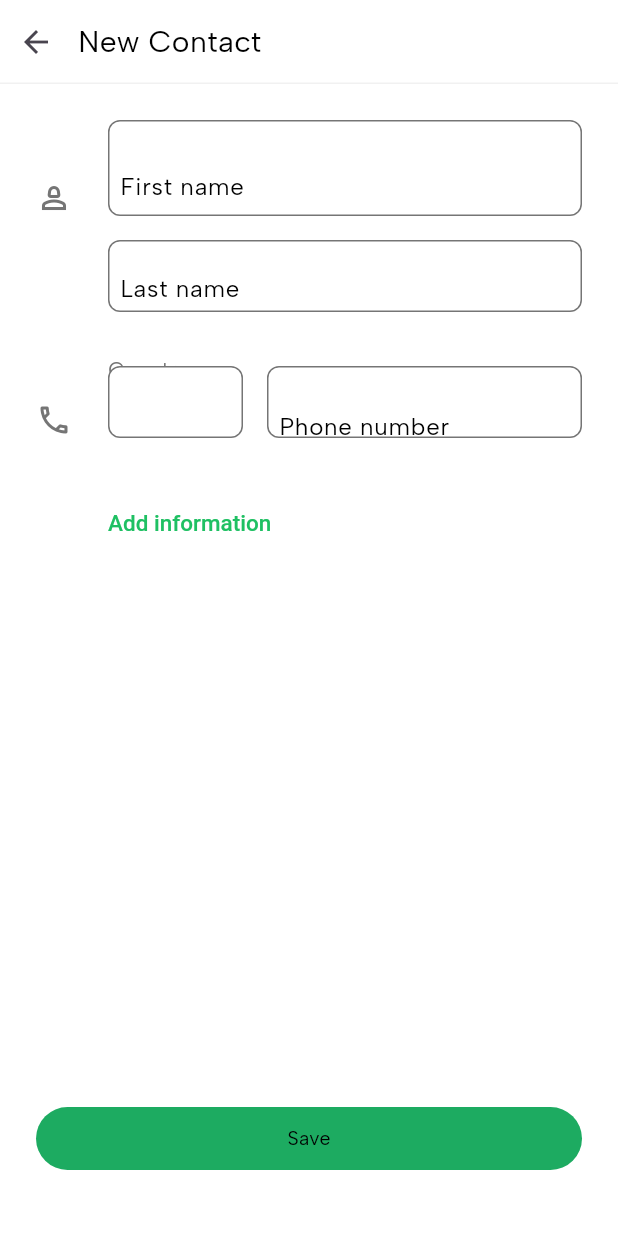
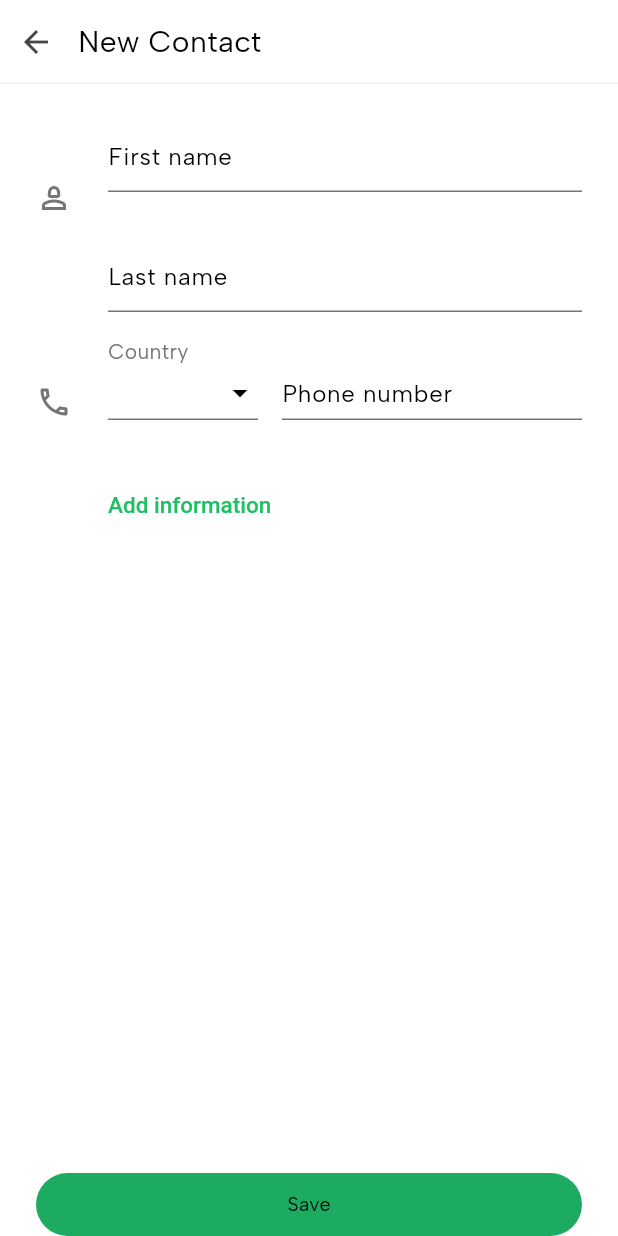
Before and after one commit to Okikday/whatsapp_clone, a Flutter app: the NewContactView screen opened directly, on a phone screen of 412 x 824 dp. Run offline on Flutter 3.47's test engine with Material 3 defaults, Android fonts, the phone set to English and light mode, and no system bars; our stand-ins replace bubble, cached_network_image, camera, cloud_firestore, connectivity_plus, device_info_plus and 13 more; missing offline and left inert: heroine, ntp, photo_manager; accounts and stored records are empty; network calls fail.

Commit message:
Added formatter for chatDate Improved CustomTextField Removed some redundant widget, changed some helper widget methods to normal widget removed redundant functions from chat_view_controller Improved widgets performance

```diff
--- a/lib/common/widgets/custom_textfield.dart
+++ b/lib/common/widgets/custom_textfield.dart
@@ -2,11 +2,11 @@ import 'package:flutter/material.dart';
 import 'package:flutter/services.dart';
 
 // Automatically disposes focusNode and Controller
-class CustomTextfield extends StatefulWidget{
+class CustomTextfield extends StatefulWidget {
   final String? hint; // Shows hint
   final String? label; // Shows Label
-  final double pixelHeight; // Use pixel height for the normal height
-  final double pixelWidth; // Use pixel width for the normal width
+  final double? pixelHeight; // Use pixel height for the normal height
+  final double? pixelWidth; // Use pixel width for the normal width
   final bool alwaysShowSuffixIcon; // Always show suffix icon if true
   final String defaultText; // Default text for the TextField
   final void Function()? ontap; // Tap action
@@ -17,6 +17,7 @@ class CustomTextfield extends StatefulWidget{
   final TextInputType? keyboardType;
   final Widget? suffixIcon;
   final Widget? prefixIcon;
+  final bool? isDense;
   final bool obscureText; // Toggle for password field
   final TextStyle? labelStyle;
   final TextStyle? hintStyle;
@@ -30,18 +31,18 @@ class CustomTextfield extends StatefulWidget{
   final TextEditingController? controller;
   final TextAlign textAlign;
   final EdgeInsets inputContentPadding;
-  final EdgeInsets contentPadding;
   final FocusNode? focusNode;
   final int? maxLines;
   final bool? isEnabled;
   final Color cursorColor;
   final int? maxLength;
+  final BoxConstraints? constraints;
   final List<TextInputFormatter>? inputFormatters;
   final Function(TextEditingController controller, FocusNode focusNode)? internalArgs;
   final Function(TextEditingController controller, FocusNode focusNode)? dispose2;
 
-  const CustomTextfield(
-      {super.key,
+  const CustomTextfield({
+    super.key,
     this.hint,
     this.label,
     this.alwaysShowSuffixIcon = false,
@@ -54,8 +55,8 @@ class CustomTextfield extends StatefulWidget{
     this.keyboardType,
     this.suffixIcon,
     this.prefixIcon,
-      this.pixelHeight = 48,
-      this.pixelWidth = 120,
+    this.pixelHeight,
+    this.pixelWidth,
     this.obscureText = false,
     this.hintStyle,
     this.labelStyle,
@@ -77,14 +78,15 @@ class CustomTextfield extends StatefulWidget{
     this.inputFormatters,
     this.internalArgs,
     this.dispose2,
-      this.contentPadding = EdgeInsets.zero,
+    this.isDense,
+    this.constraints,
   });
 
   @override
   State<CustomTextfield> createState() => _CustomTextfieldState();
 }
 
-class _CustomTextfieldState extends State<CustomTextfield>{
+class _CustomTextfieldState extends State<CustomTextfield> {
   late TextEditingController controller;
   late FocusNode focusNode;
   bool showSuffixIcon = false;
@@ -119,7 +121,6 @@ class _CustomTextfieldState extends State<CustomTextfield>{
     super.dispose();
   }
 
-
   void refreshSuffixIconState() {
     if (widget.alwaysShowSuffixIcon) {
       showSuffixIcon = true;
@@ -133,49 +134,14 @@ class _CustomTextfieldState extends State<CustomTextfield>{
     setState(() {});
   }
 
-  BorderSide resolveTextFieldBorder(){
-    final bool hasFocus = focusNode.hasFocus;
-    final bool? isEnabled = widget.isEnabled;
-    if(!hasFocus){ // Doesn't have focus?
-      if(isEnabled == null || isEnabled){
-        return widget.enabledBorder?.borderSide ?? BorderSide.none;
-      }else{
-        return widget.disabledBorder?.borderSide ?? BorderSide.none;
-      }
-    }
-    if(hasFocus){
-      if(isEnabled == null || isEnabled){
-        widget.focusedBorder?.borderSide ?? BorderSide.none;
-      }
-    }
-    return widget.border?.borderSide ?? BorderSide.none;
-  }
-
-
   @override
   Widget build(BuildContext context) {
     final MediaQueryData mediaQueryData = MediaQuery.of(context);
     final bool isDarkMode = mediaQueryData.platformBrightness == Brightness.dark;
 
-    return SizedBox(
-      width: widget.pixelWidth,
-      height: widget.pixelHeight,
-      child: DecoratedBox(
-        decoration: BoxDecoration(
-          border: Border.fromBorderSide(resolveTextFieldBorder()),
-          color: widget.backgroundColor ?? (isDarkMode ? Colors.black : Colors.white),
-          borderRadius: BorderRadius.circular(widget.borderRadius)
-        ),
-        child: Padding(
-          padding: widget.contentPadding,
-          child: Row(
-            mainAxisSize: MainAxisSize.min,
-            children: [
-             if(widget.prefixIcon != null) widget.prefixIcon!,
-
-              Expanded(
-                child: TextField(
+    return TextField(
       enabled: widget.isEnabled,
+      minLines: 1,
       maxLines: widget.maxLines,
       textAlign: widget.textAlign,
       obscureText: widget.obscureText,
@@ -183,25 +149,28 @@ class _CustomTextfieldState extends State<CustomTextfield>{
       controller: controller,
       maxLength: widget.maxLength,
       focusNode: focusNode,
-                  onEditingComplete: widget.onEditingComplete,
-                  onSubmitted: (value) => widget.onSubmitted == null ? () {} : widget.onSubmitted!(value),
+      onEditingComplete: () {
+        if (widget.onEditingComplete != null) widget.onEditingComplete!();
+        if (widget.internalArgs != null) widget.internalArgs!(controller, focusNode);
+      },
+      onSubmitted: (value) {
+        if (widget.onSubmitted == null) widget.onSubmitted!(value);
+        if (widget.internalArgs != null) widget.internalArgs!(controller, focusNode);
+      },
       onChanged: (text) {
-                    setState(() {
-                      if (text.isNotEmpty) {
-                        refreshSuffixIconState();
-                      }
-                    });
-                    if (widget.onchanged != null) {
-                      widget.onchanged!(text);
-                    }
+        if (text.isNotEmpty) setState(() => refreshSuffixIconState());
+        if (widget.onchanged != null) widget.onchanged!(text);
+        if (widget.internalArgs != null) widget.internalArgs!(controller, focusNode);
       },
       onTap: () {
         refreshSuffixIconState();
         if (widget.ontap != null) widget.ontap!();
+        if (widget.internalArgs != null) widget.internalArgs!(controller, focusNode);
       },
       onTapOutside: (e) {
         if (widget.onTapOutside == null) focusNode.unfocus();
         if (widget.onTapOutside != null) widget.onTapOutside!();
+        if (widget.internalArgs != null && focusNode.hasFocus) widget.internalArgs!(controller, focusNode);
       },
       style: widget.inputTextStyle ?? const TextStyle(color: Colors.white),
       cursorColor: widget.cursorColor,
@@ -209,6 +178,7 @@ class _CustomTextfieldState extends State<CustomTextfield>{
       inputFormatters: widget.inputFormatters,
       decoration: InputDecoration(
         counterText: "",
+        isDense: widget.isDense,
         hintText: widget.hint,
         labelText: widget.label,
         labelStyle: widget.labelStyle ??
@@ -220,13 +190,22 @@ class _CustomTextfieldState extends State<CustomTextfield>{
               color: isDarkMode ? Colors.white : Colors.black,
             ),
         contentPadding: widget.inputContentPadding,
-                    border: UnderlineInputBorder(borderRadius: BorderRadius.circular(0), borderSide: BorderSide.none)
+        border: widget.border ?? const OutlineInputBorder(),
+        focusedBorder: widget.focusedBorder,
+        enabledBorder: widget.enabledBorder,
+        disabledBorder: widget.disabledBorder,
+        constraints: widget.constraints ?? BoxConstraints.tightForFinite(width: widget.pixelWidth ?? 100, height: widget.pixelHeight ?? 48),
+        filled: widget.backgroundColor == null ? false : true,
+        fillColor: widget.backgroundColor,
+        prefixIcon: widget.prefixIcon,
+        suffixIcon: showSuffixIcon ? widget.suffixIcon! : null,
+        prefixIconConstraints: const BoxConstraints(
+          minWidth: 4,
+          minHeight: 4,
         ),
-                ),
-              ),
-             if(widget.suffixIcon != null) showSuffixIcon ? widget.suffixIcon! : const SizedBox()
-            ],
-          ),
+        suffixIconConstraints: const BoxConstraints(
+          minWidth: 4,
+          minHeight: 4,
         ),
       ),
     );
--- a/lib/features/chats/views/chat_view.dart
+++ b/lib/features/chats/views/chat_view.dart
@@ -69,7 +69,7 @@ class ChatView extends StatelessWidget {
                       ))
                   : CustomAppBarContainer(scaffoldBgColor: scaffoldBgColor, child: const ChatBubbleSelectionAppBar()),
               body: SizedBox(
-                width: MediaQuery.sizeOf(context).width,
+                width: width,
                 child: DecoratedBox(
                   decoration: BoxDecoration(
                       color: isDarkMode ? Colors.black.withAlpha(242) : WhatsAppColors.seaShell,
@@ -82,7 +82,8 @@ class ChatView extends StatelessWidget {
                           scale: 1.3,
                           filterQuality: FilterQuality.high,
                           colorFilter: ColorFilter.mode(isDarkMode ? WhatsAppColors.darkGray : WhatsAppColors.linen, BlendMode.srcIn),
-                          fit: BoxFit.none)),
+                          fit: BoxFit.none
+                          )),
                   child: Column(
                     children: [
                       // Chat background
@@ -113,6 +114,7 @@ void onPopChatView() {
     chatViewController.clearSelectedChatBubble();
   } else {
     chatViewController.setMessageInput('');
+    chatViewController.resetMsgBarHeight();
   }
 }
 
--- a/lib/features/chats/views/sub_views/new_contact_view.dart
+++ b/lib/features/chats/views/sub_views/new_contact_view.dart
@@ -1,3 +1,5 @@
+import 'dart:developer';
+
 import 'package:flutter/material.dart';
 import 'package:flutter/services.dart';
 import 'package:whatsapp_clone/app/controllers/app_ui_state.dart';
@@ -41,14 +43,15 @@ class NewContactView extends StatelessWidget {
                 ],
               ),
             )),
-        body: SingleChildScrollView(
-          child: SizedBox(
+        body: SizedBox(
           height: appUiState.deviceHeight.value,
           width: appUiState.deviceWidth.value,
           child: Padding(
             padding: const EdgeInsets.symmetric(horizontal: 24),
             child: Column(
               crossAxisAlignment: CrossAxisAlignment.start,
+              children: [
+                Expanded(child: ListView(
                   children: [
                     const SizedBox(height: 24,),
                 // First name
@@ -66,8 +69,8 @@ class NewContactView extends StatelessWidget {
                               "",
                             ).effectiveStyle(context).color ??
                             Colors.green,
-                          inputTextStyle: CustomText("", fontSize: Constants.fontSizeMedium, align: TextAlign.center).style,
-                          contentPadding: const EdgeInsets.only(top: Constants.spaceExtraLarge, left: 8),
+                        inputTextStyle: const CustomText("", fontSize: Constants.fontSizeMedium, align: TextAlign.center).style,
+                        // contentPadding: const EdgeInsets.only(top: Constants.spaceExtraLarge, left: 8),
                         border: defaultInputBorder,
                         disabledBorder: defaultInputBorder,
                         enabledBorder: defaultInputBorder,
@@ -91,8 +94,8 @@ class NewContactView extends StatelessWidget {
                           "",
                         ).effectiveStyle(context).color ??
                         Colors.green,
-                      inputTextStyle: CustomText("", fontSize: Constants.fontSizeMedium, align: TextAlign.center).style,
-                      contentPadding: const EdgeInsets.only(top: Constants.spaceMedium, left: 8),
+                    inputTextStyle: const CustomText("", fontSize: Constants.fontSizeMedium, align: TextAlign.center).style,
+                    // contentPadding: const EdgeInsets.only(top: Constants.spaceMedium, left: 8),
                     border: defaultInputBorder,
                     disabledBorder: defaultInputBorder,
                     enabledBorder: defaultInputBorder,
@@ -119,38 +122,45 @@ class NewContactView extends StatelessWidget {
                             crossAxisAlignment: CrossAxisAlignment.start,
                             mainAxisAlignment: MainAxisAlignment.end,
                             children: [
-                                Transform.translate(
-                                    offset: Offset(0, 12),
-                                    child: CustomText("Country", color: isDarkMode ? WhatsAppColors.darkTextSecondary : WhatsAppColors.textSecondary)),
-                                CustomTextfield(
-                                  pixelHeight: 48,
-                                  pixelWidth: 90,
-                                  ontap: () {},
+                              CustomText("Country", color: isDarkMode ? WhatsAppColors.darkTextSecondary : WhatsAppColors.textSecondary),
+                              GestureDetector(
+                                onTap: () {
+                                  log("Tapped country");
+                                },
+                                child: CustomTextfield(
                                   isEnabled: false,
                                   defaultText: "NG +234",
-                                  inputTextStyle: CustomText("", fontSize: Constants.fontSizeMedium, align: TextAlign.center).style,
-                                  contentPadding: const EdgeInsets.only(
-                                    top: Constants.spaceMedium,
-                                  ),
+                                  suffixIcon: SizedBox(
+                                    width: 24,
+                                    child: Align(
+                                      child: Icon(Icons.arrow_drop_down, color: isDarkMode ? Colors.white : Colors.black,))),
+                                  alwaysShowSuffixIcon: true,
+                                  pixelHeight: 36,
+                                  inputTextStyle: const CustomText("", fontSize: Constants.fontSizeMedium, align: TextAlign.center).style,
+                                  maxLines: 1,
                                   textAlign: TextAlign.center,
                                   border: defaultInputBorder,
                                   disabledBorder: defaultInputBorder,
                                   enabledBorder: defaultInputBorder,
                                   focusedBorder: activeInputBorder,
                                 ),
+                              ),
                             ],
                           ),
                           Expanded(
                             child: CustomTextfield(
                               hint: "Phone number",
+                              internalArgs: (controller, focusNode) {
+                                final String replacement = controller.text.replaceAll(RegExp(r'\s+'), '').replaceFirst(RegExp(r'^0|^\+234'), '');
+                                if(controller.text != replacement) controller.text = replacement;
+                              },
                               maxLines: 1,
-                                pixelHeight: 48,
+                              pixelHeight: 42,
                               cursorColor: const CustomText(
                                     "",
                                   ).effectiveStyle(context).color ??
                                   Colors.green,
-                                inputTextStyle: CustomText("", fontSize: Constants.fontSizeMedium, align: TextAlign.center).style,
-                                contentPadding: const EdgeInsets.only(top: Constants.spaceMedium, left: 8),
+                              inputTextStyle: const CustomText("", fontSize: Constants.fontSizeMedium, align: TextAlign.center).style,
                               border: defaultInputBorder,
                               disabledBorder: defaultInputBorder,
                               enabledBorder: defaultInputBorder,
@@ -169,9 +179,10 @@ class NewContactView extends StatelessWidget {
                   padding: const EdgeInsets.only(left: 48),
                   child: CustomWidgets.richText(context, textSpans: [CustomWidgets.textSpan(context, "Add information", fontWeight: FontWeight.w500, fontSize: 15, color: WhatsAppColors.emerald)]),
                 ),
+                  ],
+                )),
 
-                  Expanded(
-                    child: Align(
+                Align(
                   alignment: Alignment.bottomCenter,
                   child: CustomElevatedButton(
                           pixelHeight: 42,
@@ -185,11 +196,8 @@ class NewContactView extends StatelessWidget {
                           },
                         ),
                 ),
-                  ),
 
-                  const SizedBox(height: 100,),
               ],
-              ),
             ),
           ),
         ),
--- a/lib/features/chats/views/widgets/profile_list_tile.dart
+++ b/lib/features/chats/views/widgets/profile_list_tile.dart
@@ -6,10 +6,11 @@ class ProfileListTile extends StatelessWidget {
   final String title;
   final String? subtitle;
   final Color? subtitleColor;
+  final Color? titleColor;
   final Widget? trailing;
   final void Function()? onTap;
 
-  const ProfileListTile({super.key, required this.leading, required this.title, this.onTap, this.subtitle, this.subtitleColor, this.trailing});
+  const ProfileListTile({super.key, required this.leading, required this.title, this.onTap, this.subtitle, this.subtitleColor, this.trailing, this.titleColor});
 
   @override
   Widget build(BuildContext context) {
@@ -21,6 +22,7 @@ class ProfileListTile extends StatelessWidget {
           title,
           fontSize: 16,
           fontWeight: FontWeight.w500,
+          color: titleColor,
         ),
       ),
       subtitle: subtitle == null
--- a/pubspec.yaml
+++ b/pubspec.yaml
@@ -50,6 +50,7 @@ dependencies:
   adaptive_dialog: ^2.4.0
   modern_dialog: ^1.3.0
   dropdown_button2: ^2.3.9
+  scroll_to_index: ^3.0.1
 
 dev_dependencies:
   flutter_test:
```
Also changed, not shown: lib/app.dart (+0 -14 lines), lib/common/utilities/formatter.dart (+31 -0 lines), lib/features/authentication/views/contact_verification_view.dart (+4 -9 lines), lib/features/chats/controllers/chat_view_controller.dart (+13 -22 lines), lib/features/chats/views/chat_msgs_view.dart (+33 -13 lines), lib/features/chats/views/profile_view.dart (+94 -55 lines), lib/features/chats/views/widgets/msg_box/chat_msg_box.dart (+9 -23 lines), lib/features/chats/views/widgets/msg_bubble/msg_bubble.dart (+9 -14 lines), pubspec.lock. Lines whose indentation alone changed are shown as unchanged.
